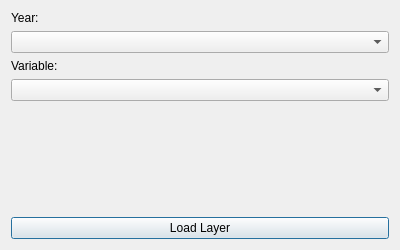
Above: dialog.ui from nlebovits/censo-argentino-qgis before the change. Below: the same form after it.
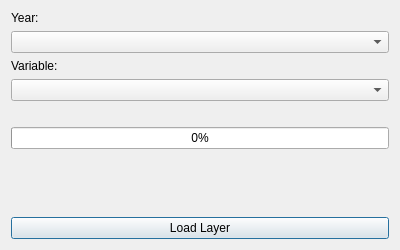
That is the form after the change.

Commit message:
Fix geometry parsing and add progress bar
- Fix UTF-8 decoding error by using ST_AsText() to convert geometries to WKT
- Add progress bar and status label to dialog UI
- Implement progress callbacks in query functions
- Show progress during variable loading and layer creation
- Hide progress bar when not in use
- Add .gitignore for Python cache files

🤖 Generated with [Claude Code](https://claude.com/claude-code)

What changed in the file:
```diff
--- a/dialog.ui
+++ b/dialog.ui
@@ -47,6 +47,29 @@
      </property>
     </widget>
    </item>
+   <item>
+    <widget class="QProgressBar" name="progressBar">
+     <property name="value">
+      <number>0</number>
+     </property>
+     <property name="textVisible">
+      <bool>true</bool>
+     </property>
+     <property name="format">
+      <string>%p%</string>
+     </property>
+    </widget>
+   </item>
+   <item>
+    <widget class="QLabel" name="lblStatus">
+     <property name="text">
+      <string/>
+     </property>
+     <property name="alignment">
+      <set>Qt::AlignCenter</set>
+     </property>
+    </widget>
+   </item>
    <item>
     <spacer name="verticalSpacer">
      <property name="orientation">
@@ -55,7 +78,7 @@
      <property name="sizeHint" stdset="0">
       <size>
        <width>20</width>
-       <height>40</height>
+       <height>20</height>
       </size>
      </property>
     </spacer>
```
The commit also changes 3 other files.
